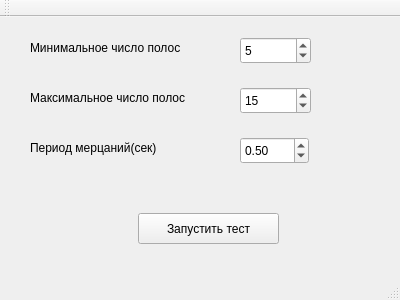
Vertaler/TempestTester, file mainwindow.ui: the form before one commit.
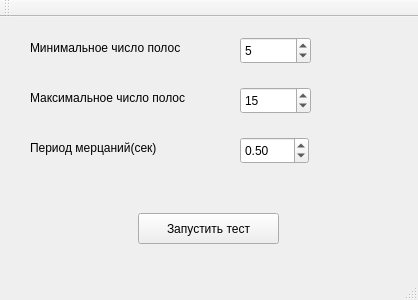
The form after the commit.

```diff
--- a/mainwindow.ui
+++ b/mainwindow.ui
@@ -6,7 +6,7 @@
    <rect>
     <x>0</x>
     <y>0</y>
-    <width>400</width>
+    <width>418</width>
     <height>300</height>
    </rect>
   </property>
```
Left out of the diff: 2 changed lines with no effect on the pictures.
